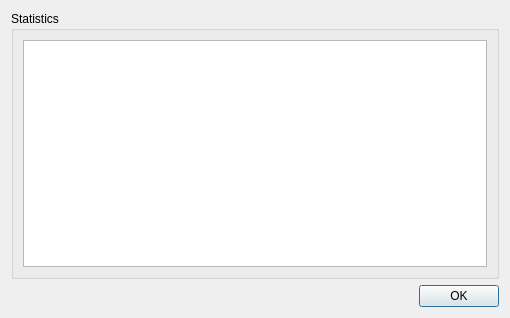
Old version of the form SpidrMpx3Eq/statsdialog.ui in the repository navrit/dexter.
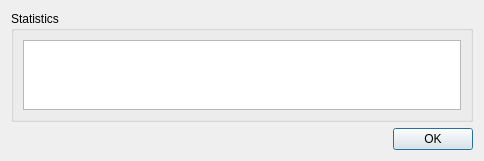
New version of the form.

Commit message: Changes to profile dialog (old config of chips).

Patch:
```diff
--- a/SpidrMpx3Eq/statsdialog.ui
+++ b/SpidrMpx3Eq/statsdialog.ui
@@ -6,8 +6,8 @@
    <rect>
     <x>0</x>
     <y>0</y>
-    <width>510</width>
-    <height>318</height>
+    <width>484</width>
+    <height>153</height>
    </rect>
   </property>
   <property name="windowTitle">
```
Left out of the diff: 2 changed lines with no effect on the pictures. The commit also changes 4 other files.
